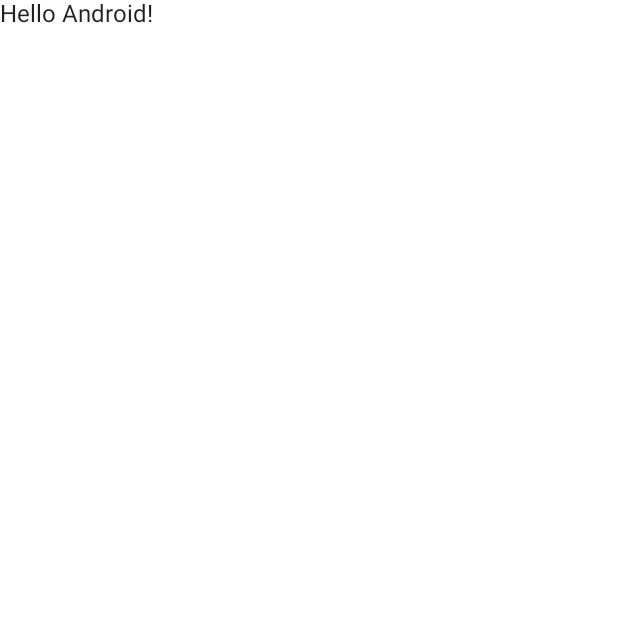
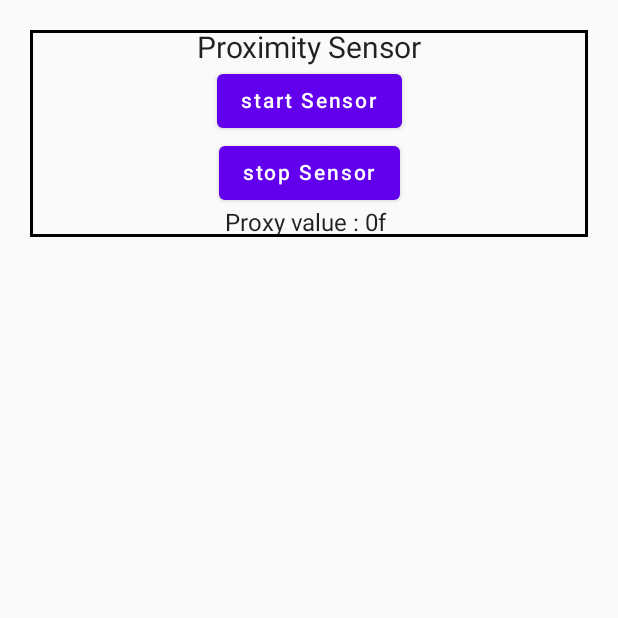
Before and after one commit to Krupal01/Sensor-with-compose, an Android app built with Jetpack Compose: the screen it shows after launch (MainActivity), on a phone screen of 412 x 824 dp, the top half of it. Before the commit the part shown is almost empty. Run offline under Robolectric (Android 15) with nearby library versions, the phone set to English and light mode, and no system bars.

Commit message:
ADD : Proximity Sensor

```diff
--- a/app/src/main/AndroidManifest.xml
+++ b/app/src/main/AndroidManifest.xml
@@ -2,6 +2,8 @@
 <manifest xmlns:android="http://schemas.android.com/apk/res/android"
     xmlns:tools="http://schemas.android.com/tools"
     package="com.example.sensor">
+
+    <uses-feature android:name="android.hardware.sensor.proximity" android:required="true"/>
 
     <application
         android:allowBackup="true"
--- a/app/src/main/java/com/example/sensor/MainActivity.kt
+++ b/app/src/main/java/com/example/sensor/MainActivity.kt
@@ -1,43 +1,104 @@
 package com.example.sensor
 
+import android.graphics.ColorSpace
+import android.hardware.Sensor
+import android.hardware.SensorEvent
+import android.hardware.SensorEventListener
+import android.hardware.SensorManager
 import android.os.Bundle
+import android.widget.Toast
 import androidx.activity.ComponentActivity
 import androidx.activity.compose.setContent
-import androidx.compose.foundation.layout.fillMaxSize
-import androidx.compose.material.MaterialTheme
-import androidx.compose.material.Surface
+import androidx.compose.foundation.BorderStroke
+import androidx.compose.foundation.background
+import androidx.compose.foundation.border
+import androidx.compose.foundation.layout.Arrangement
+import androidx.compose.foundation.layout.Column
+import androidx.compose.foundation.layout.fillMaxWidth
+import androidx.compose.foundation.layout.padding
+import androidx.compose.foundation.lazy.LazyColumn
+import androidx.compose.material.Button
 import androidx.compose.material.Text
 import androidx.compose.runtime.Composable
+import androidx.compose.runtime.MutableState
+import androidx.compose.runtime.mutableStateOf
+import androidx.compose.runtime.remember
+import androidx.compose.ui.Alignment
 import androidx.compose.ui.Modifier
-import androidx.compose.ui.tooling.preview.Preview
+import androidx.compose.ui.graphics.Color
+import androidx.compose.ui.unit.dp
+import androidx.compose.ui.unit.sp
 import com.example.sensor.ui.theme.SensorTheme
+
+const val SENSOR_ERROR = "Sensor not found"
 
 class MainActivity : ComponentActivity() {
     override fun onCreate(savedInstanceState: Bundle?) {
         super.onCreate(savedInstanceState)
+
+        val sensorManager = getSystemService(SENSOR_SERVICE) as SensorManager
+
+        val proximitySensor = sensorManager.getDefaultSensor(Sensor.TYPE_PROXIMITY)
+
         setContent {
             SensorTheme {
                 // A surface container using the 'background' color from the theme
-                Surface(
-                    modifier = Modifier.fillMaxSize(),
-                    color = MaterialTheme.colors.background
-                ) {
-                    Greeting("Android")
-                }
+                LazyColumn(content = {
+                    item {
+                        val proximitySensorValue = remember{ mutableStateOf("Proxy value : 0f ")}
+                        val proximitySensorListener = object :  SensorEventListener{
+                            override fun onSensorChanged(p0: SensorEvent?) {
+                                proximitySensorValue.value = "proxy value : ${p0?.values?.get(0) ?: 0f}"  // p0.vales[0] with null safety
+                            }
+                            override fun onAccuracyChanged(p0: Sensor?, p1: Int) {
+
+                            }
+                        }
+                        SensorCompose(
+                            sensorName = "Proximity Sensor",
+                            onStartClick = {
+                                 if (proximitySensor != null){
+                                     sensorManager.registerListener(proximitySensorListener,proximitySensor,SensorManager.SENSOR_DELAY_NORMAL)
+                                 }else{
+                                     Toast.makeText(this@MainActivity, SENSOR_ERROR,Toast.LENGTH_LONG).show()
+                                 }
+                            },
+                            onStopClick = {
+                                sensorManager.unregisterListener(proximitySensorListener)
+                            },
+                            values = proximitySensorValue
+                        )
+                    }
+                })
             }
         }
     }
 }
 
 @Composable
-fun Greeting(name: String) {
-    Text(text = "Hello $name!")
-}
+fun SensorCompose(
+    sensorName : String,
+    onStartClick : ()->Unit,
+    onStopClick : ()->Unit,
+    values : MutableState<String> = mutableStateOf("")
+) {
 
-@Preview(showBackground = true)
-@Composable
-fun DefaultPreview() {
-    SensorTheme {
-        Greeting("Android")
+    Column(
+        modifier = Modifier
+            .fillMaxWidth()
+            .padding(all = 10.dp)
+            .padding(all = 10.dp)
+            .border(border = BorderStroke(width = 2.dp, color = Color.Black)),
+        horizontalAlignment = Alignment.CenterHorizontally,
+        verticalArrangement = Arrangement.Center
+    ) {
+        Text(text = sensorName , fontSize = 20.sp)
+        Button(onClick = onStartClick) {
+            Text(text = "start Sensor")
+        }
+        Button(onClick = onStopClick) {
+            Text(text = "stop Sensor")
+        }
+        Text(text = values.value)
     }
 }
```
